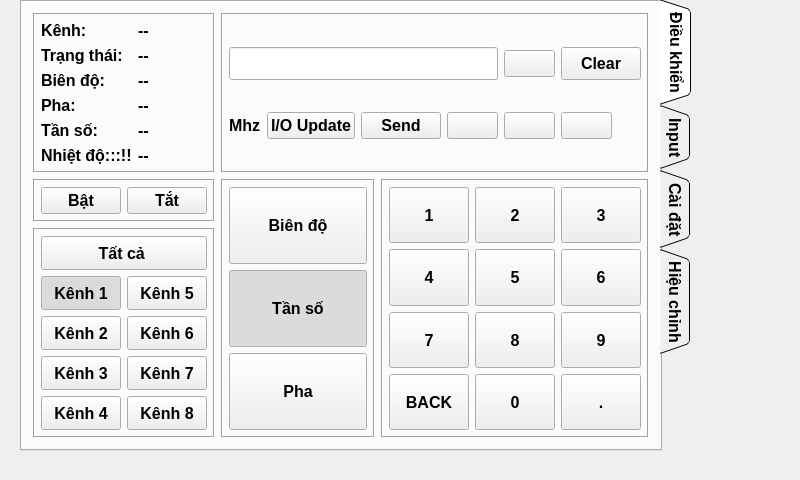
Old version of the form mainwindow.ui in the repository kimphg/rasPi.
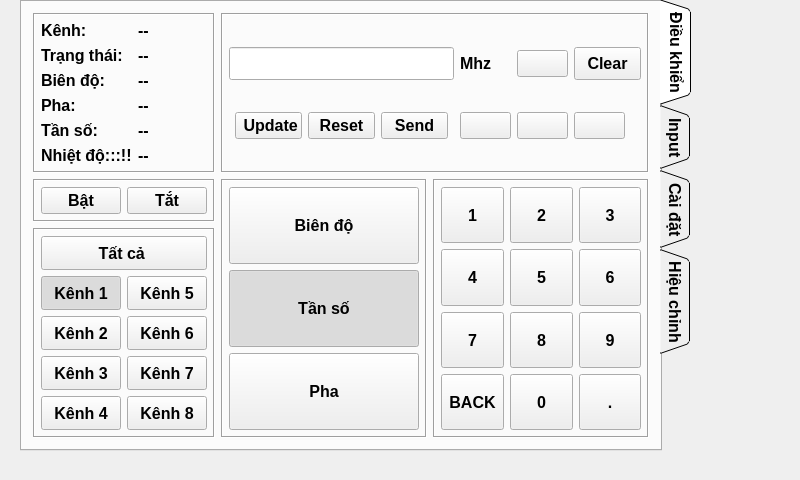
New version of the form. Icons and pictures are not drawn.

What changed in the file:
```diff
--- a/mainwindow.ui
+++ b/mainwindow.ui
@@ -640,6 +640,30 @@
          <property name="bottomMargin">
           <number>6</number>
          </property>
+         <item row="1" column="2">
+          <widget class="QPushButton" name="pushButton_num_control_ioupdate_2">
+           <property name="sizePolicy">
+            <sizepolicy hsizetype="Preferred" vsizetype="Preferred">
+             <horstretch>0</horstretch>
+             <verstretch>0</verstretch>
+            </sizepolicy>
+           </property>
+           <property name="font">
+            <font>
+             <pointsize>12</pointsize>
+            </font>
+           </property>
+           <property name="text">
+            <string>Reset</string>
+           </property>
+           <property name="checkable">
+            <bool>false</bool>
+           </property>
+           <property name="autoExclusive">
+            <bool>true</bool>
+           </property>
+          </widget>
+         </item>
          <item row="1" column="1">
           <widget class="QPushButton" name="pushButton_num_control_ioupdate">
            <property name="sizePolicy">
@@ -654,7 +678,7 @@
             </font>
            </property>
            <property name="text">
-            <string>I/O Update</string>
+            <string> Update</string>
            </property>
            <property name="checkable">
             <bool>false</bool>
@@ -664,35 +688,7 @@
            </property>
           </widget>
          </item>
-         <item row="1" column="3">
-          <widget class="QPushButton" name="pushButton_num_control_left">
-           <property name="sizePolicy">
-            <sizepolicy hsizetype="Fixed" vsizetype="Fixed">
-             <horstretch>0</horstretch>
-             <verstretch>0</verstretch>
-            </sizepolicy>
-           </property>
-           <property name="font">
-            <font>
-             <pointsize>12</pointsize>
-            </font>
-           </property>
-           <property name="text">
-            <string/>
-           </property>
-           <property name="icon">
-            <iconset resource="res.qrc">
-             <normaloff>:/1480496108_arrow-left-01.ico</normaloff>:/1480496108_arrow-left-01.ico</iconset>
-           </property>
-           <property name="iconSize">
-            <size>
-             <width>32</width>
-             <height>32</height>
-            </size>
-           </property>
-          </widget>
-         </item>
-         <item row="0" column="4">
+         <item row="0" column="6">
           <widget class="QPushButton" name="pushButton_num_control_up">
            <property name="sizePolicy">
             <sizepolicy hsizetype="Fixed" vsizetype="Fixed">
@@ -720,7 +716,7 @@
            </property>
           </widget>
          </item>
-         <item row="1" column="2">
+         <item row="1" column="3">
           <widget class="QPushButton" name="pushButton">
            <property name="sizePolicy">
             <sizepolicy hsizetype="Minimum" vsizetype="Minimum">
@@ -733,20 +729,7 @@
            </property>
           </widget>
          </item>
-         <item row="1" column="0">
-          <widget class="QLabel" name="label_unit">
-           <property name="sizePolicy">
-            <sizepolicy hsizetype="Fixed" vsizetype="Fixed">
-             <horstretch>0</horstretch>
-             <verstretch>0</verstretch>
-            </sizepolicy>
-           </property>
-           <property name="text">
-            <string>Mhz</string>
-           </property>
-          </widget>
-         </item>
-         <item row="0" column="0" colspan="4">
+         <item row="0" column="0" colspan="5">
           <widget class="QLineEdit" name="lineEdit">
            <property name="font">
             <font>
@@ -755,7 +738,7 @@
            </property>
           </widget>
          </item>
-         <item row="1" column="5">
+         <item row="1" column="7">
           <widget class="QPushButton" name="pushButton_num_control_right">
            <property name="sizePolicy">
             <sizepolicy hsizetype="Fixed" vsizetype="Fixed">
@@ -783,7 +766,7 @@
            </property>
           </widget>
          </item>
-         <item row="1" column="4">
+         <item row="1" column="6">
           <widget class="QPushButton" name="pushButton_num_control_down">
            <property name="sizePolicy">
             <sizepolicy hsizetype="Fixed" vsizetype="Fixed">
@@ -811,7 +794,7 @@
            </property>
           </widget>
          </item>
-         <item row="0" column="5">
+         <item row="0" column="7">
           <widget class="QPushButton" name="pushButton_num_control_up_2">
            <property name="sizePolicy">
             <sizepolicy hsizetype="Preferred" vsizetype="Preferred">
@@ -835,6 +818,47 @@
            </property>
           </widget>
          </item>
+         <item row="0" column="5">
+          <widget class="QLabel" name="label_unit">
+           <property name="sizePolicy">
+            <sizepolicy hsizetype="Fixed" vsizetype="Fixed">
+             <horstretch>0</horstretch>
+             <verstretch>0</verstretch>
+            </sizepolicy>
+           </property>
+           <property name="text">
+            <string>Mhz</string>
+           </property>
+          </widget>
+         </item>
+         <item row="1" column="5">
+          <widget class="QPushButton" name="pushButton_num_control_left">
+           <property name="sizePolicy">
+            <sizepolicy hsizetype="Fixed" vsizetype="Fixed">
+             <horstretch>0</horstretch>
+             <verstretch>0</verstretch>
+            </sizepolicy>
+           </property>
+           <property name="font">
+            <font>
+             <pointsize>12</pointsize>
+            </font>
+           </property>
+           <property name="text">
+            <string/>
+           </property>
+           <property name="icon">
+            <iconset resource="res.qrc">
+             <normaloff>:/1480496108_arrow-left-01.ico</normaloff>:/1480496108_arrow-left-01.ico</iconset>
+           </property>
+           <property name="iconSize">
+            <size>
+             <width>32</width>
+             <height>32</height>
+            </size>
+           </property>
+          </widget>
+         </item>
         </layout>
        </widget>
       </item>
```
